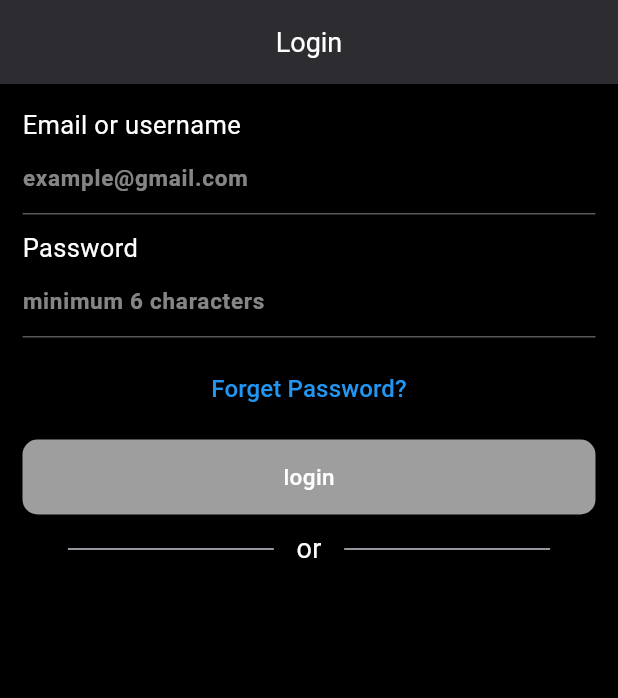
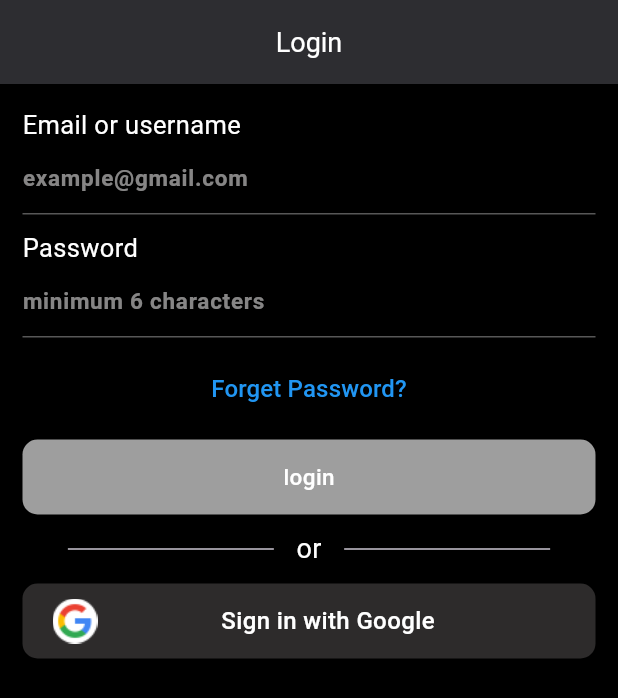
Before and after one commit to Korya25/auth, a Flutter app: the screen it shows after launch, on a phone screen of 412 x 824 dp. Shown: the top 698 px of the screen. Run offline on Flutter 3.47's test engine with Material 3 defaults, Android fonts, the phone set to English and light mode, and no system bars; our stand-ins replace firebase_auth, firebase_core, google_sign_in; accounts and stored records are empty.

Commit message:
fininsh login ui screen

```diff
--- a/lib/views/screen/auth/forget_password_screen.dart
+++ b/lib/views/screen/auth/forget_password_screen.dart
@@ -65,6 +65,7 @@ class _ForgetPasswordScreenState extends State<ForgetPasswordScreen> {
               CustomActionAuthButton(
                 onTap: () {},
                 title: 'Send Password Recoveery',
+                backgroundColor: Colors.grey,
               ),
             ],
           ),
--- a/lib/views/screen/auth/login_screen.dart
+++ b/lib/views/screen/auth/login_screen.dart
@@ -3,6 +3,7 @@ import 'package:authapp/helper/utils/auth_validator.dart';
 import 'package:authapp/views/screen/auth/forget_password_screen.dart';
 import 'package:authapp/views/widgets/action_auth_button.dart';
 import 'package:authapp/views/widgets/custom_divider.dart';
+import 'package:authapp/views/widgets/custom_google_button.dart';
 import 'package:authapp/views/widgets/custom_text_button.dart';
 import 'package:authapp/views/widgets/custom_text_form_field.dart';
 import 'package:flutter/material.dart';
@@ -89,13 +90,21 @@ class _LoginScreenState extends State<LoginScreen> {
               ),
 
               // Login Button
-              CustomActionAuthButton(onTap: () {}, title: 'login'),
+              CustomActionAuthButton(
+                onTap: () {},
+                title: 'login',
+                backgroundColor: Colors.grey,
+              ),
 
               // Or Devider
-              CustomDevider(
-                title: 'or',
-              )
+              CustomDevider(title: 'or'),
+
               // Login with Google Button
+              CustomLoginWithGoogle(
+                onTap: () {},
+                title: 'Sign in with Google',
+                backgroundColor: const Color.fromARGB(255, 45, 43, 43),
+              ),
             ],
           ),
         ),
--- a/lib/views/widgets/action_auth_button.dart
+++ b/lib/views/widgets/action_auth_button.dart
@@ -2,9 +2,13 @@ import 'package:flutter/material.dart';
 
 class CustomActionAuthButton extends StatelessWidget {
   const CustomActionAuthButton(
-      {super.key, required this.onTap, required this.title});
+      {super.key,
+      required this.onTap,
+      required this.title,
+      required this.backgroundColor});
   final Function() onTap;
   final String title;
+  final Color backgroundColor;
   @override
   Widget build(BuildContext context) {
     return GestureDetector(
@@ -13,7 +17,7 @@ class CustomActionAuthButton extends StatelessWidget {
         height: 50,
         decoration: BoxDecoration(
           borderRadius: BorderRadius.circular(10),
-          color: Colors.grey,
+          color: backgroundColor,
         ),
         child: Center(
           child: Text(
--- /dev/null
+++ b/lib/views/widgets/custom_google_button.dart
@@ -0,0 +1,44 @@
+import 'package:flutter/material.dart';
+
+class CustomLoginWithGoogle extends StatelessWidget {
+  const CustomLoginWithGoogle(
+      {super.key,
+      required this.onTap,
+      required this.title,
+      required this.backgroundColor});
+  final Function() onTap;
+  final String title;
+  final Color backgroundColor;
+  @override
+  Widget build(BuildContext context) {
+    return GestureDetector(
+      onTap: onTap,
+      child: Container(
+        padding: EdgeInsets.symmetric(horizontal: 20),
+        height: 50,
+        decoration: BoxDecoration(
+          borderRadius: BorderRadius.circular(10),
+          color: backgroundColor,
+        ),
+        child: Row(
+          spacing: MediaQuery.of(context).size.width / 5,
+          children: [
+            Image(
+              image: AssetImage('assets/th.png'),
+              width: 30,
+              height: 30,
+            ),
+            Text(
+              title,
+              style: TextStyle(
+                color: Colors.white,
+                fontSize: 16,
+                fontWeight: FontWeight.w500,
+              ),
+            ),
+          ],
+        ),
+      ),
+    );
+  }
+}
--- a/pubspec.yaml
+++ b/pubspec.yaml
@@ -38,6 +38,7 @@ dependencies:
   firebase_auth: ^5.3.4
   google_sign_in: ^6.2.2
   google_fonts: ^6.2.1
+  font_awesome_flutter: ^10.8.0
 
 dev_dependencies:
   flutter_test:
@@ -62,8 +63,8 @@ flutter:
   uses-material-design: true
 
   # To add assets to your application, add an assets section, like this:
-  # assets:
-  #   - images/a_dot_burr.jpeg
+  assets:
+    - assets/
   #   - images/a_dot_ham.jpeg
 
   # An image asset can refer to one or more resolution-specific "variants", see
```
Also changed, not shown: assets/th.png (added), pubspec.lock.
